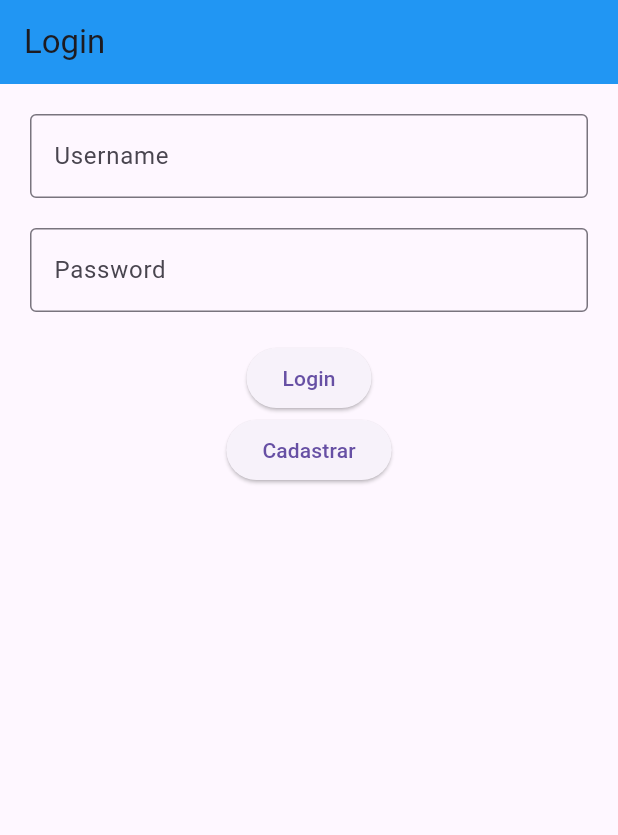
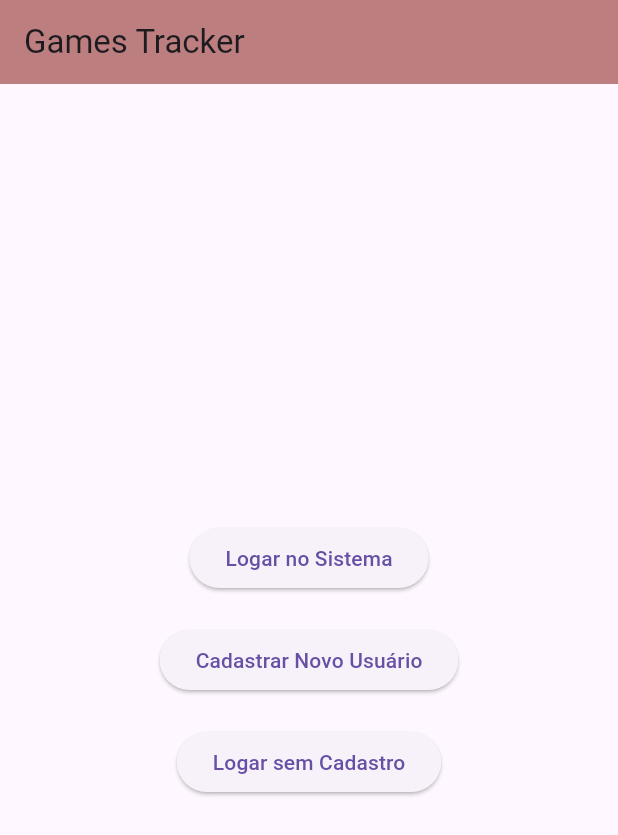
Before and after one commit to BernardoMendess/Games-Tracker, a Flutter app: the screen it shows after launch, on a phone screen of 412 x 824 dp. Shown: the top 835 px of the screen. Run offline on Flutter 3.47's test engine with Material 3 defaults, Android fonts, the phone set to English and light mode, and no system bars; our stand-ins replace shared_preferences, sqflite, sqflite_common_ffi; accounts and stored records are empty.

Commit message:
tela inicial vs1

```diff
--- a/lib/view/home.dart
+++ b/lib/view/home.dart
@@ -162,7 +162,7 @@ class _HomeState extends State<Home> {
     return Scaffold(
       appBar: AppBar(
         title: Text("Games Tracker"),
-        backgroundColor: Colors.black,
+        backgroundColor: const Color.fromARGB(255, 214, 82, 82),
       ),
       floatingActionButtonLocation: FloatingActionButtonLocation.endFloat,
       floatingActionButton: FloatingActionButton(
--- /dev/null
+++ b/lib/view/initial.dart
@@ -0,0 +1,47 @@
+import 'package:flutter/material.dart';
+
+class Initial extends StatefulWidget {
+  const Initial({super.key});
+
+  @override
+  State<Initial> createState() => _InitialState();
+}
+
+class _InitialState extends State<Initial> {
+  @override
+  Widget build(BuildContext context) {
+    return Scaffold(
+      appBar: AppBar(
+        title: const Text("Games Tracker"),
+        backgroundColor: const Color.fromARGB(255, 188, 126, 126),
+      ),
+      body: Center(
+        child: Column(
+          mainAxisAlignment: MainAxisAlignment.center,
+          children: [
+            ElevatedButton(
+              onPressed: () {
+                Navigator.pushNamed(context, '/login');
+              },
+              child: const Text('Logar no Sistema'),
+            ),
+            const SizedBox(height: 20),
+            ElevatedButton(
+              onPressed: () {
+                Navigator.pushNamed(context, '/register');
+              },
+              child: const Text('Cadastrar Novo Usuário'),
+            ),
+            const SizedBox(height: 20),
+            ElevatedButton(
+              onPressed: () {
+                Navigator.pushNamed(context, '/guest');
+              },
+              child: const Text('Logar sem Cadastro'),
+            ),
+          ],
+        ),
+      ),
+    );
+  }
+}
```
Also changed, not shown: lib/main.dart (+9 -3 lines), lib/view/guest.dart (added, +20 -0 lines).
